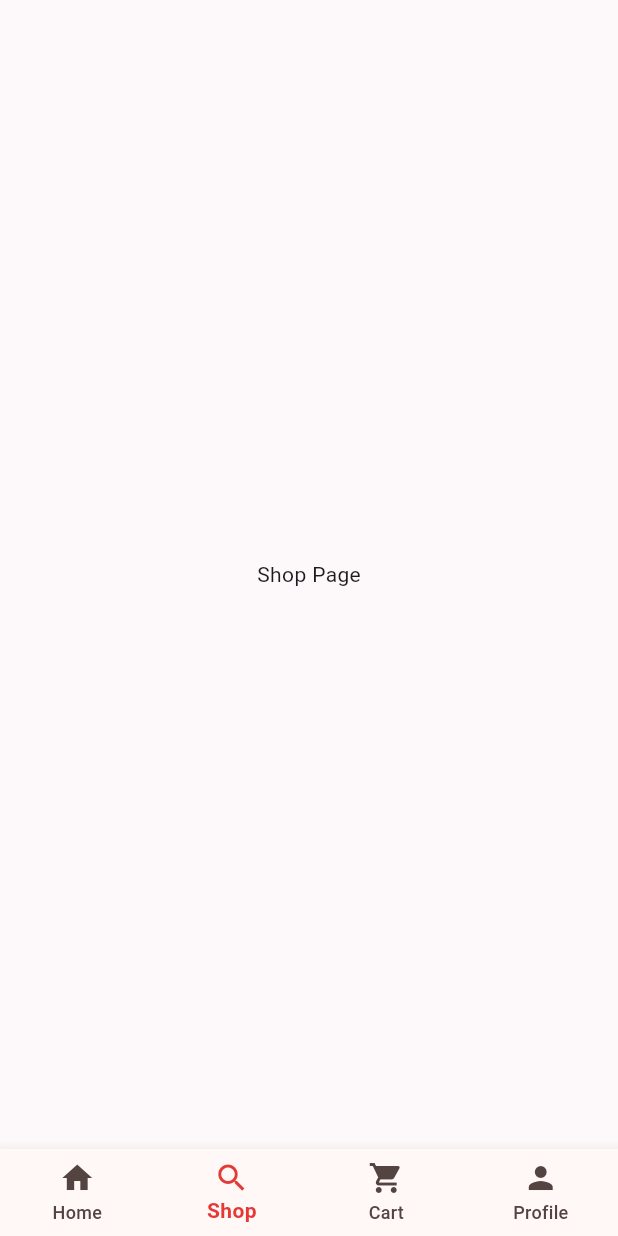
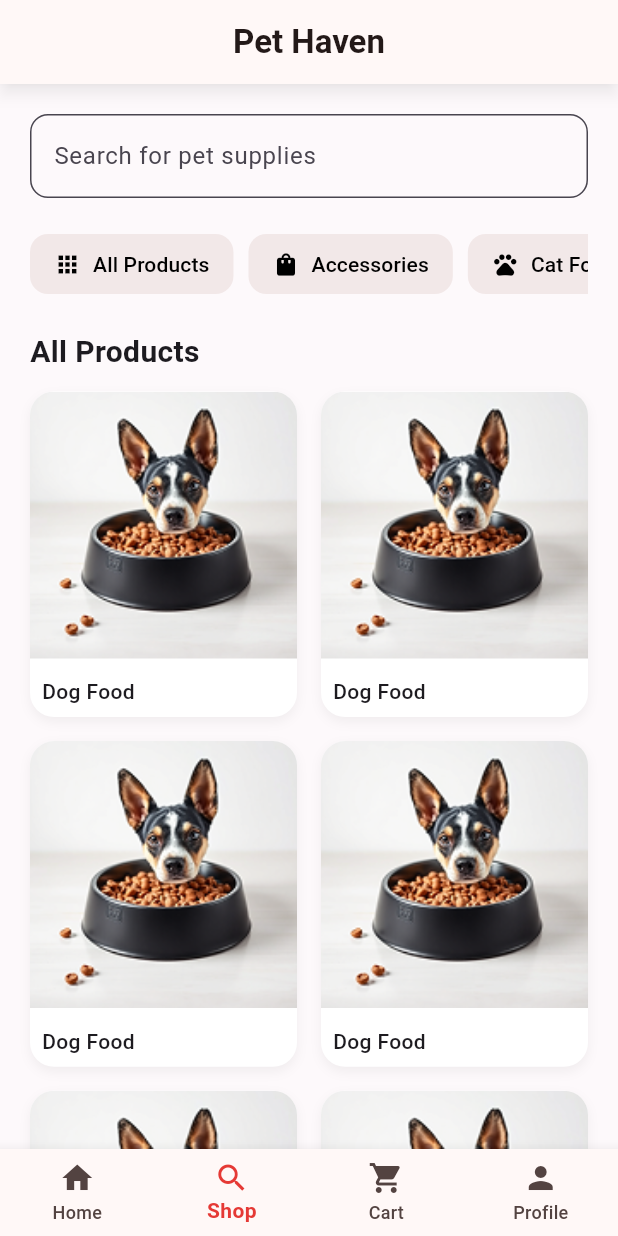
Before and after one commit to Saviskar/MAD-PetHaven, a Flutter app: the screen it shows after launch, swiped to page 2, on a phone screen of 412 x 824 dp. Run offline on Flutter 3.47's test engine with Material 3 defaults, Android fonts, the phone set to English and light mode, and no system bars.

Commit message:
feat: made shop page dynamically render products & fixed bugs with custom card widget

```diff
--- /dev/null
+++ b/lib/components/bread_crumb.dart
@@ -0,0 +1,31 @@
+import 'package:flutter/material.dart';
+
+class BreadCrumb extends StatelessWidget {
+  final String title;
+  final IconData icon;
+
+  const BreadCrumb({super.key, required this.title, required this.icon});
+
+  @override
+  Widget build(BuildContext context) {
+    return TextButton.icon(
+      onPressed: () {},
+      icon: Icon(icon, color: Colors.black, size: 18), // left-side icon
+      label: Text(title),
+      style:
+          TextButton.styleFrom(
+            foregroundColor: Colors.black, // text color
+            padding: const EdgeInsets.symmetric(horizontal: 16, vertical: 10),
+            shape: RoundedRectangleBorder(
+              borderRadius: BorderRadius.circular(12),
+            ),
+          ).copyWith(
+            backgroundColor: WidgetStateProperty.resolveWith<Color>(
+              (states) => states.contains(WidgetState.pressed)
+                  ? const Color(0xFFFFD3D3) // pressed bg
+                  : const Color(0xFFF2E8E8), // default bg
+            ),
+          ),
+    );
+  }
+}
--- a/lib/components/our_promotion_card.dart
+++ b/lib/components/custom_card.dart
@@ -1,24 +1,30 @@
+// components/custom_card.dart
 import 'package:flutter/material.dart';
 
-class OurPromotionCard extends StatelessWidget {
+class CustomCard extends StatelessWidget {
   final String title;
   final String imagePath;
   final VoidCallback? onTap;
+  final EdgeInsetsGeometry? margin;
+  final double? width;
 
-  const OurPromotionCard({
+  const CustomCard({
     super.key,
-    this.onTap,
     required this.title,
     required this.imagePath,
+    this.onTap,
+    this.margin,
+    this.width,
   });
 
   @override
   Widget build(BuildContext context) {
-    return GestureDetector(
+    return InkWell(
       onTap: onTap,
+      borderRadius: BorderRadius.circular(16),
       child: Container(
-        width: 120,
-        margin: const EdgeInsets.only(right: 15),
+        width: width,
+        margin: margin ?? EdgeInsets.zero,
         decoration: BoxDecoration(
           color: Colors.white,
           borderRadius: BorderRadius.circular(16),
@@ -31,16 +37,16 @@ class OurPromotionCard extends StatelessWidget {
           ],
         ),
         child: Column(
+          crossAxisAlignment: CrossAxisAlignment.start,
           children: [
+            // square, responsive image (no fixed w/h)
             ClipRRect(
               borderRadius: const BorderRadius.vertical(
                 top: Radius.circular(16),
               ),
-              child: Image.asset(
-                imagePath,
-                width: 120,
-                height: 100,
-                fit: BoxFit.cover,
+              child: AspectRatio(
+                aspectRatio: 1, // square like your mock
+                child: Image.asset(imagePath, fit: BoxFit.cover),
               ),
             ),
             const SizedBox(height: 8),
@@ -48,11 +54,13 @@ class OurPromotionCard extends StatelessWidget {
               padding: const EdgeInsets.symmetric(horizontal: 8, vertical: 4),
               child: Text(
                 title,
+                maxLines: 1,
+                overflow: TextOverflow.ellipsis,
+                textAlign: TextAlign.left,
                 style: const TextStyle(
                   fontWeight: FontWeight.w500,
                   fontSize: 14,
                 ),
-                textAlign: TextAlign.center,
               ),
             ),
           ],
--- a/lib/pages/home.dart
+++ b/lib/pages/home.dart
@@ -1,9 +1,9 @@
 import 'package:flutter/material.dart';
+import 'package:pet_haven/components/custom_card.dart';
 import 'package:pet_haven/components/custom_app_bar.dart';
 import 'package:pet_haven/components/hero_banner.dart';
 import 'package:pet_haven/components/input_field.dart';
 import 'package:pet_haven/components/our_category.dart';
-import 'package:pet_haven/components/our_promotion_card.dart';
 
 class Home extends StatelessWidget {
   const Home({super.key});
@@ -69,25 +69,35 @@ class Home extends StatelessWidget {
               scrollDirection: Axis.horizontal,
               child: Row(
                 children: [
-                  OurPromotionCard(
+                  CustomCard(
                     title: 'Dog Food',
                     imagePath: 'assets/images/dog_food.png',
+                    width: 140,
+                    margin: const EdgeInsets.only(right: 15),
                   ),
-                  OurPromotionCard(
+                  CustomCard(
                     title: 'Dog Food',
                     imagePath: 'assets/images/dog_food.png',
+                    width: 140,
+                    margin: const EdgeInsets.only(right: 15),
                   ),
-                  OurPromotionCard(
+                  CustomCard(
                     title: 'Dog Food',
                     imagePath: 'assets/images/dog_food.png',
+                    width: 140,
+                    margin: const EdgeInsets.only(right: 15),
                   ),
-                  OurPromotionCard(
+                  CustomCard(
                     title: 'Dog Food',
                     imagePath: 'assets/images/dog_food.png',
+                    width: 140,
+                    margin: const EdgeInsets.only(right: 15),
                   ),
-                  OurPromotionCard(
+                  CustomCard(
                     title: 'Dog Food',
                     imagePath: 'assets/images/dog_food.png',
+                    width: 140,
+                    margin: const EdgeInsets.only(right: 15),
                   ),
                 ],
               ),
--- a/lib/pages/main_screen.dart
+++ b/lib/pages/main_screen.dart
@@ -1,6 +1,7 @@
 import 'package:flutter/material.dart';
 import 'package:pet_haven/components/app_bottom_navigation.dart';
 import 'package:pet_haven/pages/home.dart';
+import 'package:pet_haven/pages/shop.dart';
 
 /// The main container widget for the Pet Haven app.
 ///
@@ -39,7 +40,7 @@ class _MainScreenState extends State<MainScreen> {
   /// for Shop, Cart, and Profile pages.
   final List<Widget> _pages = const [
     Home(key: PageStorageKey('home')),
-    Center(child: Text("Shop Page")),
+    Shop(key: PageStorageKey('shop')),
     Center(child: Text("Cart Page")),
     Center(child: Text("Profile Page")),
   ];
--- /dev/null
+++ b/lib/pages/shop.dart
@@ -0,0 +1,102 @@
+import 'package:flutter/material.dart';
+import 'package:pet_haven/components/bread_crumb.dart';
+import 'package:pet_haven/components/custom_app_bar.dart';
+import 'package:pet_haven/components/input_field.dart';
+import 'package:pet_haven/components/custom_card.dart';
+
+class Product {
+  final String title;
+  final String imagePath;
+  const Product(this.title, this.imagePath);
+}
+
+const products = <Product>[
+  Product('Dog Food', 'assets/images/dog_food.png'),
+  Product('Dog Food', 'assets/images/dog_food.png'),
+  Product('Dog Food', 'assets/images/dog_food.png'),
+  Product('Dog Food', 'assets/images/dog_food.png'),
+  Product('Dog Food', 'assets/images/dog_food.png'),
+  Product('Dog Food', 'assets/images/dog_food.png'),
+  Product('Dog Food', 'assets/images/dog_food.png'),
+  Product('Dog Food', 'assets/images/dog_food.png'),
+];
+
+class Shop extends StatelessWidget {
+  const Shop({super.key});
+
+  @override
+  Widget build(BuildContext context) {
+    return Scaffold(
+      appBar: CustomAppBar(appBarTitle: 'Pet Haven'),
+      body: SingleChildScrollView(
+        padding: const EdgeInsets.all(20.0),
+        child: Column(
+          crossAxisAlignment: CrossAxisAlignment.start,
+          children: [
+            InputField(hintText: 'Search for pet supplies'),
+            SingleChildScrollView(
+              scrollDirection: Axis.horizontal,
+              child: Row(
+                children: [
+                  BreadCrumb(title: 'All Products', icon: Icons.apps),
+                  SizedBox(width: 10),
+                  BreadCrumb(title: 'Accessories', icon: Icons.shopping_bag),
+                  SizedBox(width: 10),
+                  BreadCrumb(title: 'Cat Food', icon: Icons.pets),
+                  SizedBox(width: 10),
+                  BreadCrumb(title: 'Dog Food', icon: Icons.restaurant),
+                  SizedBox(width: 10),
+                  BreadCrumb(title: 'Grooming', icon: Icons.cut),
+                  SizedBox(width: 10),
+                  BreadCrumb(title: 'Toys', icon: Icons.sports_esports),
+                ],
+              ),
+            ),
+
+            SizedBox(height: 20),
+
+            Text(
+              'All Products',
+              style: TextStyle(fontWeight: FontWeight.w600, fontSize: 20),
+            ),
+
+            const SizedBox(height: 12),
+
+            LayoutBuilder(
+              builder: (context, constraints) {
+                int cols;
+                final w = constraints.maxWidth;
+                if (w >= 1000)
+                  cols = 5;
+                else if (w >= 800)
+                  cols = 4;
+                else if (w >= 600)
+                  cols = 3;
+                else
+                  cols = 2;
+
+                return GridView.builder(
+                  shrinkWrap: true, // important inside SingleChildScrollView
+                  physics: const NeverScrollableScrollPhysics(),
+                  itemCount: products.length,
+                  gridDelegate: SliverGridDelegateWithFixedCrossAxisCount(
+                    crossAxisCount: cols,
+                    crossAxisSpacing: 16,
+                    mainAxisSpacing: 16,
+                    // Card look in screenshot = square image + label; let height breathe:
+                    childAspectRatio: 0.82,
+                  ),
+                  itemBuilder: (context, i) {
+                    final p = products[i];
+                    return CustomCard(title: p.title, imagePath: p.imagePath);
+                  },
+                );
+              },
+            ),
+            const SizedBox(height: 16),
+          ],
+        ),
+      ),
+    );
+  }
+}
```
